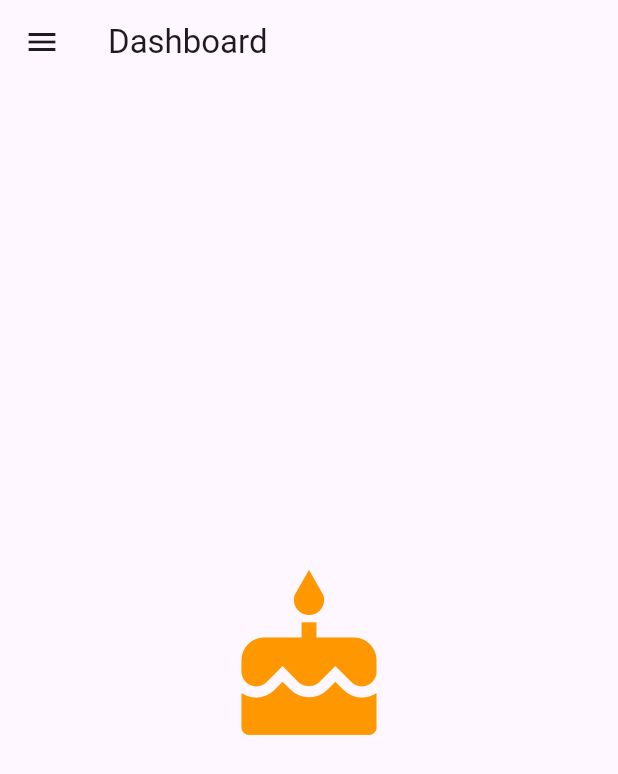
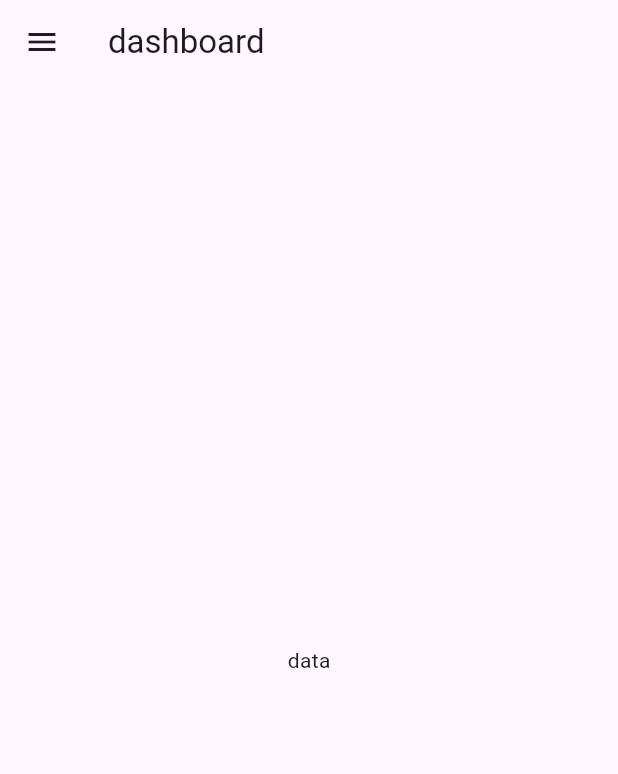
Before and after one commit to nazeermuzu/school-app, a Flutter app: the screen it shows after launch, on a phone screen of 412 x 824 dp. Shown: the top 774 px of the screen. Run offline on Flutter 3.47's test engine with Material 3 defaults, Android fonts, the phone set to English and light mode, and no system bars; our stand-ins replace after_layout, dio, firebase_core, intl_phone_field, intl_phone_number_input, pinput and 2 more; accounts and stored records are empty.

```diff
--- a/lib/school/pages/dashboard/dashboard.dart
+++ b/lib/school/pages/dashboard/dashboard.dart
@@ -3,37 +3,27 @@ import "package:flutter/material.dart";
 
 import "orderhistory.dart";
 
+class Birthdays extends StatelessWidget {
+  const Birthdays({super.key});
 
-
-
-class MyApp6 extends StatelessWidget {
-  const MyApp6 ({Key? key}) : super(key: key);
-// This widget is the root of your application.
-  @override
-  Widget build(BuildContext context) {
-    return MaterialApp(
-      debugShowCheckedModeBanner: false,
-      theme: ThemeData(
-        primarySwatch: Colors.blue,
-      ),
-      home: const Birthdays(),
-    );
-  }
-}
-class Birthdays extends StatelessWidget {
-  const Birthdays({Key? key}) : super(key: key);
   @override
   Widget build(BuildContext context) {
     return Scaffold(
       appBar: AppBar(
-        title: Text("Dashboard",),
+        title: Text("dashboard"),
+        leading:Builder(
+            builder: (context){
+              return IconButton(icon: Icon(Icons.menu),
+                onPressed: (){
+                  Scaffold.of(context).openDrawer();
+                }, );
+        }
+
+        ) ,
       ),
-      body: const Center(
-        child: Icon(
-          Icons.cake,
-          size: 120.0,
-          color: Colors.orange,
-        ),
+      body: Center(
+        child: Text("data"),
+
       ),
       drawer: Drawer(
         backgroundColor: Colors.black,
@@ -71,16 +61,11 @@ class Birthdays extends StatelessWidget {
                 color: Colors.grey
               ),
               ),
-              onTap: () => Navigator.push(
-                context,
-                MaterialPageRoute(
-                  builder: (_) => BirthDate(),
-                ),
-              ),
+              onTap: () {
+                Navigator.pop(context);
+              },
             ),
-            Divider(
-
-            ),
+            Divider(),
             ListTile(
               leading: Icon(Icons.account_circle_sharp),
               title: Text("Order History",
@@ -88,12 +73,12 @@ class Birthdays extends StatelessWidget {
                     color: Colors.grey
                 ),
               ),
-              onTap: () => Navigator.push(
-                context,
-                MaterialPageRoute(
-                  builder: (_) => Mood(),
-                ),
-              ),
+             onTap: () => Navigator.push(
+               context,
+               MaterialPageRoute(
+                 builder: (_) =>Mood(),
+               ),
+             ),
             ),
             Divider(),
             ListTile(
@@ -103,12 +88,10 @@ class Birthdays extends StatelessWidget {
                     color: Colors.grey
                 ),
               ),
-              onTap: () => Navigator.push(
-                context,
-                MaterialPageRoute(
-                  builder: (_) => BirthDate(),
-                ),
-              ),
+
+              onTap: () {
+                Navigator.pop(context);
+              },
             ),
             Divider(),
             ListTile(
@@ -118,6 +101,7 @@ class Birthdays extends StatelessWidget {
                     color: Colors.grey
                 ),
               ),
+
               onTap: () => Navigator.push(
                 context,
                 MaterialPageRoute(
@@ -133,6 +117,8 @@ class Birthdays extends StatelessWidget {
                     color: Colors.grey
                 ),
               ),
+
+
               onTap: () => Navigator.push(
                 context,
                 MaterialPageRoute(
@@ -148,6 +134,7 @@ class Birthdays extends StatelessWidget {
                     color: Colors.grey
                 ),
               ),
+
               onTap: () => Navigator.push(
                 context,
                 MaterialPageRoute(
@@ -163,6 +150,7 @@ class Birthdays extends StatelessWidget {
                     color: Colors.grey
                 ),
               ),
+
               onTap: () => Navigator.push(
                 context,
                 MaterialPageRoute(
@@ -178,6 +166,7 @@ class Birthdays extends StatelessWidget {
                     color: Colors.grey
                 ),
               ),
+
               onTap: () => Navigator.push(
                 context,
                 MaterialPageRoute(
@@ -193,6 +182,7 @@ class Birthdays extends StatelessWidget {
                     color: Colors.grey
                 ),
               ),
+
               onTap: () => Navigator.push(
                 context,
                 MaterialPageRoute(
@@ -208,6 +198,7 @@ class Birthdays extends StatelessWidget {
                     color: Colors.grey
                 ),
               ),
+
               onTap: () => Navigator.pop(context),
             ),
 
@@ -218,6 +209,7 @@ class Birthdays extends StatelessWidget {
     );
   }
 }
+
 class Note extends StatelessWidget {
   const Note({Key? key}) : super(key: key);
   @override
```
Also changed, not shown: lib/main.dart (+3 -14 lines), lib/school/pages/dashboard/orderhistory.dart (+24 -9 lines).
